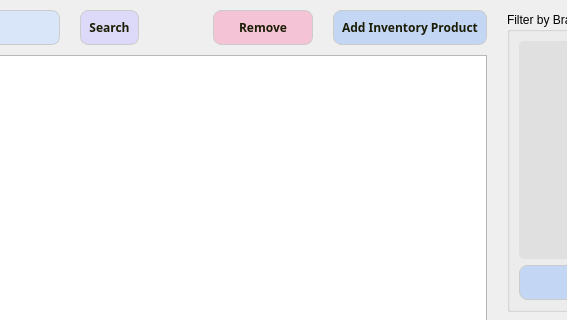
Before: the Qt Designer form InventoryManagement/inventory_widget.ui in ImRanjbar/Inventory-Management, drawn with Qt 5; both pictures show x 442 to 1009 and y 0 to 320 of the 1160 by 660 pixel window.
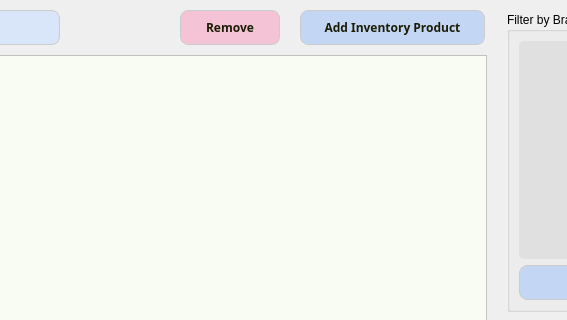
After: the same form once the commit is applied. Icons and pictures are not drawn.

Commit message: Implemented new features in the inventory_widget class and a save function in the DataHandler class

```diff
--- a/InventoryManagement/inventory_widget.ui
+++ b/InventoryManagement/inventory_widget.ui
@@ -338,47 +338,6 @@
            </property>
           </spacer>
          </item>
-         <item>
-          <widget class="QPushButton" name="pushButton">
-           <property name="minimumSize">
-            <size>
-             <width>0</width>
-             <height>35</height>
-            </size>
-           </property>
-           <property name="maximumSize">
-            <size>
-             <width>16777215</width>
-             <height>35</height>
-            </size>
-           </property>
-           <property name="cursor">
-            <cursorShape>PointingHandCursor</cursorShape>
-           </property>
-           <property name="styleSheet">
-            <string notr="true">QPushButton {
-    background-color: #ddd9f8;
-    border: 1px solid #CCCCCC;
-    border-radius: 8px;
-    padding: 8px 8px;
-	color: #1c1d06;
-	font-family : Cabin;
-	font-weight : bold;
-	font-size : 12px;
-
-	
-}
-
-QPushButton::hover {
-	background-color : #eff4fc;
-
-}</string>
-           </property>
-           <property name="text">
-            <string>Search</string>
-           </property>
-          </widget>
-         </item>
          <item>
           <spacer name="horizontalSpacer_3">
            <property name="orientation">
@@ -543,6 +502,20 @@
            <height>5700</height>
           </size>
          </property>
+         <property name="styleSheet">
+          <string notr="true">QTableView {
+	background-color : #f9fcf2;
+}
+
+QScrollBar:vertical {
+  background-color: #d3d3d3; /* Change to the desired color */
+}
+
+QScrollBar::handle:vertical {
+  background-color: #c5b4ee; /* Change to the desired color */
+}
+</string>
+         </property>
         </widget>
        </item>
       </layout>
@@ -608,6 +581,9 @@
           </item>
           <item>
            <widget class="QPushButton" name="PB_brandFilter">
+            <property name="enabled">
+             <bool>false</bool>
+            </property>
             <property name="sizePolicy">
              <sizepolicy hsizetype="Preferred" vsizetype="Preferred">
               <horstretch>0</horstretch>
```
The commit also changes 20 other files.
